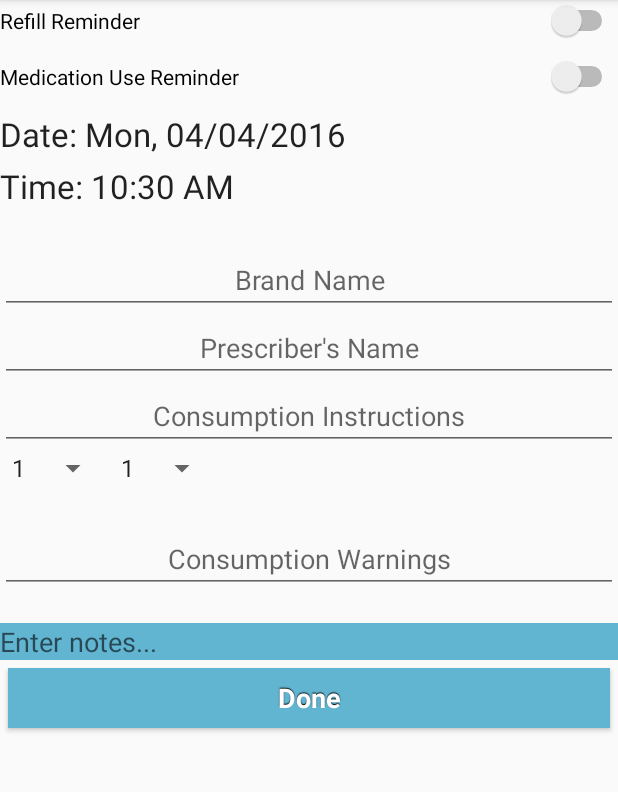
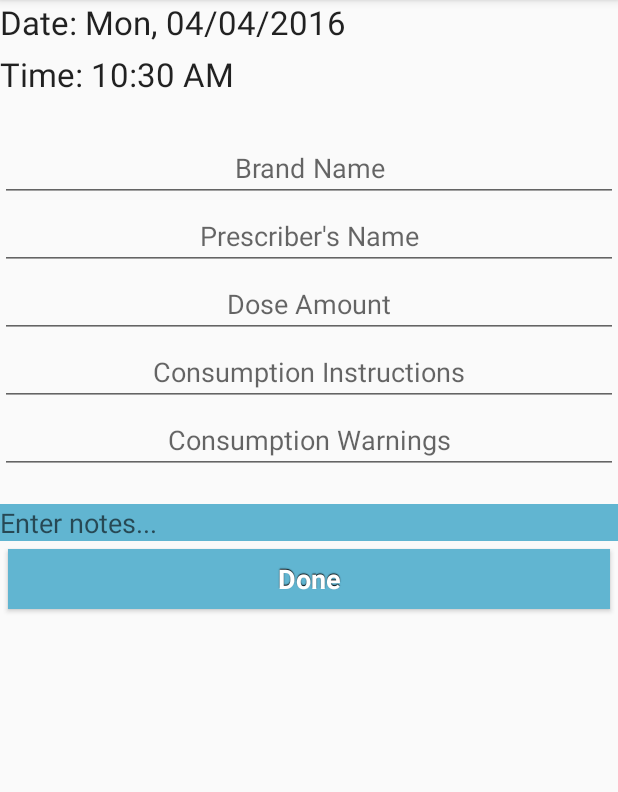
Before and after one commit to Biometrix-Health-Self-Improvement/Biometrix, an Android app: the fragment MedicationEntry shown on its own in the app's theme, on a phone screen of 412 x 824 dp, the part 84-876 px from its top. Run offline under Robolectric (Android 15) with nearby library versions, the phone set to English and light mode, and no system bars.

Commit message:
Medication Design
Medication module design complete outside adding in the reminders and
alarms.

```diff
--- a/NewAndroidProject/app/src/main/res/layout/fragment_medication_entry.xml
+++ b/NewAndroidProject/app/src/main/res/layout/fragment_medication_entry.xml
@@ -14,7 +14,7 @@
             android:layout_height="match_parent"
             android:stretchColumns="0">
 
-            <Switch
+<!--            <Switch
                 android:id="@+id/MedicationRefillReminderSwitch"
                 android:layout_width="wrap_content"
                 android:layout_height="wrap_content"
@@ -32,7 +32,7 @@
 
             <Space
                 android:layout_width="10dp"
-                android:layout_height="10dp" />
+                android:layout_height="10dp" />-->
 
             <TextView
                 android:id="@+id/MedicationStartDateTextView"
@@ -87,6 +87,21 @@
                 android:layout_height="match_parent">
 
                 <EditText
+                    android:id="@+id/MedicationDoseAmount"
+                    android:layout_width="wrap_content"
+                    android:layout_height="wrap_content"
+                    android:hint="@string/med_dose"
+                    android:textAlignment="center"
+                    android:maxLength="50"
+                    android:maxLines="1"
+                    android:singleLine="true" />
+            </TableRow>
+
+            <TableRow
+                android:layout_width="match_parent"
+                android:layout_height="match_parent">
+
+                <EditText
                     android:id="@+id/MedicationInstructionEditText"
                     android:layout_width="wrap_content"
                     android:layout_height="wrap_content"
@@ -97,7 +112,7 @@
                     android:singleLine="true" />
             </TableRow>
 
-            <LinearLayout android:layout_height="50dp">
+<!--            <LinearLayout android:layout_height="50dp">
 
                 <Spinner
                     android:layout_width="wrap_content"
@@ -114,7 +129,7 @@
                     android:spinnerMode="dropdown"
                     android:entries="@array/times_daily"
                     android:hint="@string/med_times_daily" />
-            </LinearLayout>
+            </LinearLayout>-->
 
             <TableRow
                 android:layout_width="match_parent"
--- a/NewAndroidProject/app/src/main/res/values/strings.xml
+++ b/NewAndroidProject/app/src/main/res/values/strings.xml
@@ -16,4 +16,7 @@
     <string name="dummy_button">Dummy Button</string>
     <string name="dummy_content">DUMMY\nCONTENT</string>
 
+    <!-- TODO: Remove or change this placeholder text -->
+    <string name="hello_blank_fragment">Hello blank fragment</string>
+
 </resources>
--- a/NewAndroidProject/app/src/main/res/values/strings_medication.xml
+++ b/NewAndroidProject/app/src/main/res/values/strings_medication.xml
@@ -2,6 +2,7 @@
 <resources>
     <string name="med_notes">Enter notes...</string>
     <string name="med_brand">Brand Name</string>
+    <string name="med_dose">Dose Amount</string>
     <string name="med_prescriber">Prescriber\'s Name</string>
     <string name="med_refill_reminder_switch">Refill Reminder</string>
     <string name="med_take_reminder_switch">Medication Use Reminder</string>
```
